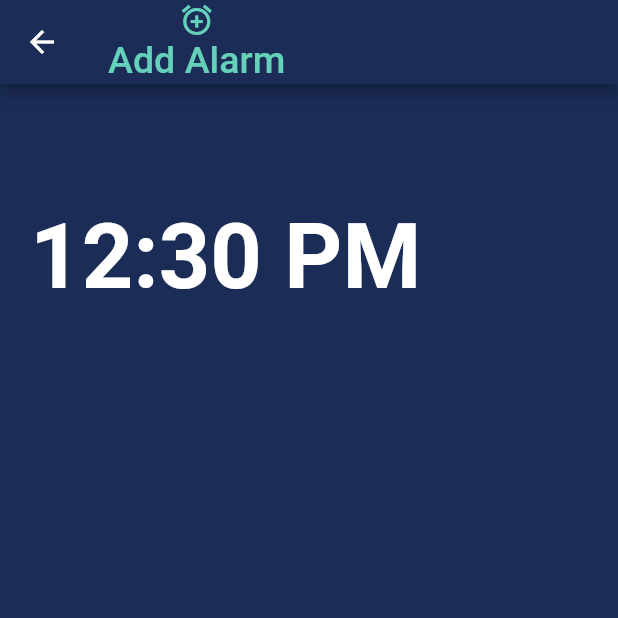
After one commit to RohitIslam/alarm-app, a Flutter app: the AddAlarm screen opened directly, on a phone screen of 412 x 824 dp, the top half of it. The commit adds this screen. Run offline on Flutter 3.47's test engine with Material 2 defaults, Android fonts, the phone set to English and light mode, and no system bars.

Commit message:
Add Alarm widget created; time picker added

```diff
--- a/lib/screens/home_screen.dart
+++ b/lib/screens/home_screen.dart
@@ -25,9 +25,10 @@ class _HomeScreenState extends State<HomeScreen>
       initialIndex: 0,
     );
 
-    _timeString = _formatDateTime(DateTime.now());
-
-    Timer.periodic(Duration(seconds: 1), (Timer t) => _getTime());
+    setState(() {
+      _timeString = _formatDateTime(DateTime.now());
+      Timer.periodic(Duration(seconds: 1), (Timer t) => _getTime());
+    });
 
     super.initState();
   }
@@ -118,7 +119,7 @@ class _HomeScreenState extends State<HomeScreen>
                   children: <Widget>[
                     Padding(
                       padding: EdgeInsets.all(8),
-                      child: Text("hi"),
+                      child: Text("hierer"),
                     ),
                   ],
                 ),
@@ -129,7 +130,7 @@ class _HomeScreenState extends State<HomeScreen>
                   children: <Widget>[
                     Padding(
                       padding: EdgeInsets.all(8),
-                      child: Text("hi"),
+                      child: Text("hi112"),
                     ),
                   ],
                 ),
--- /dev/null
+++ b/lib/widgets/add_alarm.dart
@@ -0,0 +1,82 @@
+import 'package:flutter/material.dart';
+
+class AddAlarm extends StatefulWidget {
+  @override
+  _AddAlarmState createState() => _AddAlarmState();
+}
+
+class _AddAlarmState extends State<AddAlarm> {
+  //A value representing a time during the day, independent of the date that day might fall on or the time zone. The time is represented by [hour] and [minute] pair. Once created, both values cannot be changed.
+
+  TimeOfDay _selectedTime;
+  ValueChanged<TimeOfDay> selectedTime;
+
+  @override
+  void initState() {
+    _selectedTime = TimeOfDay(
+      hour: 12,
+      minute: 30,
+    );
+    super.initState();
+  }
+
+  Future<void> _selectTime(BuildContext context) async {
+    final TimeOfDay picked = await showTimePicker(
+      context: context,
+      initialTime: _selectedTime,
+    );
+
+    setState(() {
+      _selectedTime = picked;
+    });
+  }
+
+  @override
+  Widget build(BuildContext context) {
+    return Scaffold(
+      backgroundColor: Color(0xff1b2c57),
+      appBar: AppBar(
+        backgroundColor: Color(0xff1b2c57),
+        title: Column(
+          children: <Widget>[
+            Icon(
+              Icons.add_alarm,
+              color: Color(0xff65d1ba),
+            ),
+            Text(
+              "Add Alarm",
+              style: TextStyle(
+                color: Color(0xff65d1ba),
+                fontSize: 25,
+              ),
+            ),
+          ],
+        ),
+      ),
+      body: Padding(
+        padding: EdgeInsets.all(20),
+        child: Column(
+          children: <Widget>[
+            SizedBox(
+              height: 60,
+            ),
+            GestureDetector(
+              child: Text(
+                // Returns the localized string representation of this time of day.
+                _selectedTime.format(context),
+                style: TextStyle(
+                  color: Colors.white,
+                  fontSize: 60,
+                  fontWeight: FontWeight.bold,
+                ),
+              ),
+              onTap: () {
+                _selectTime(context);
+              },
+            ),
+          ],
+        ),
+      ),
+    );
+  }
+}
```
